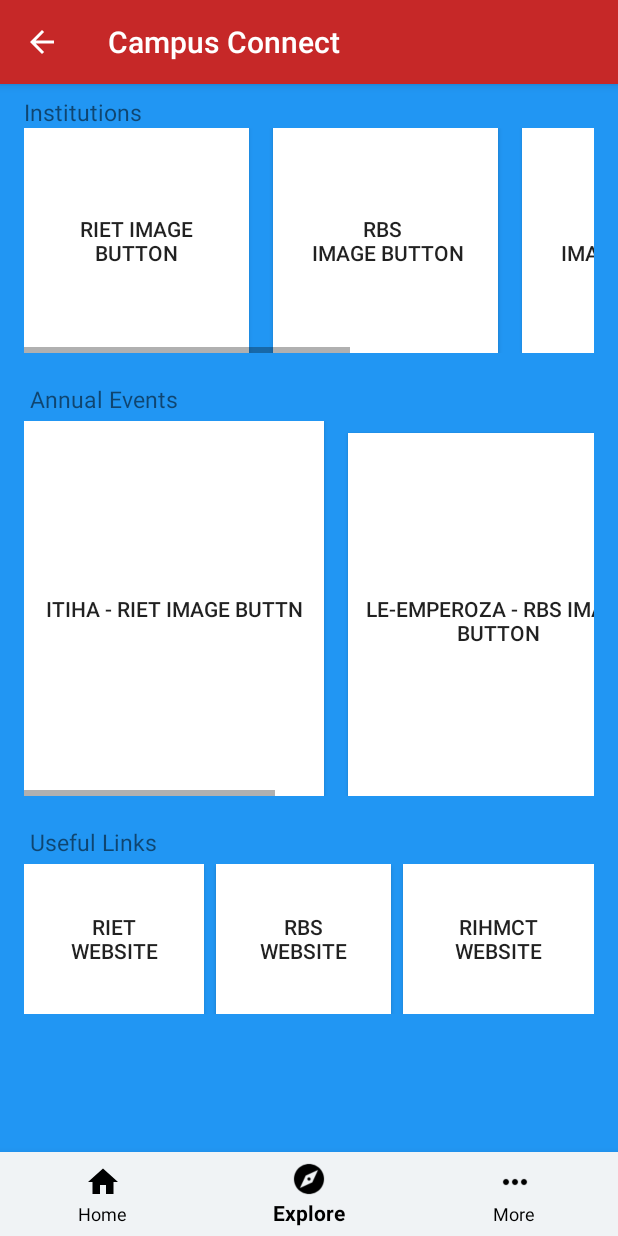
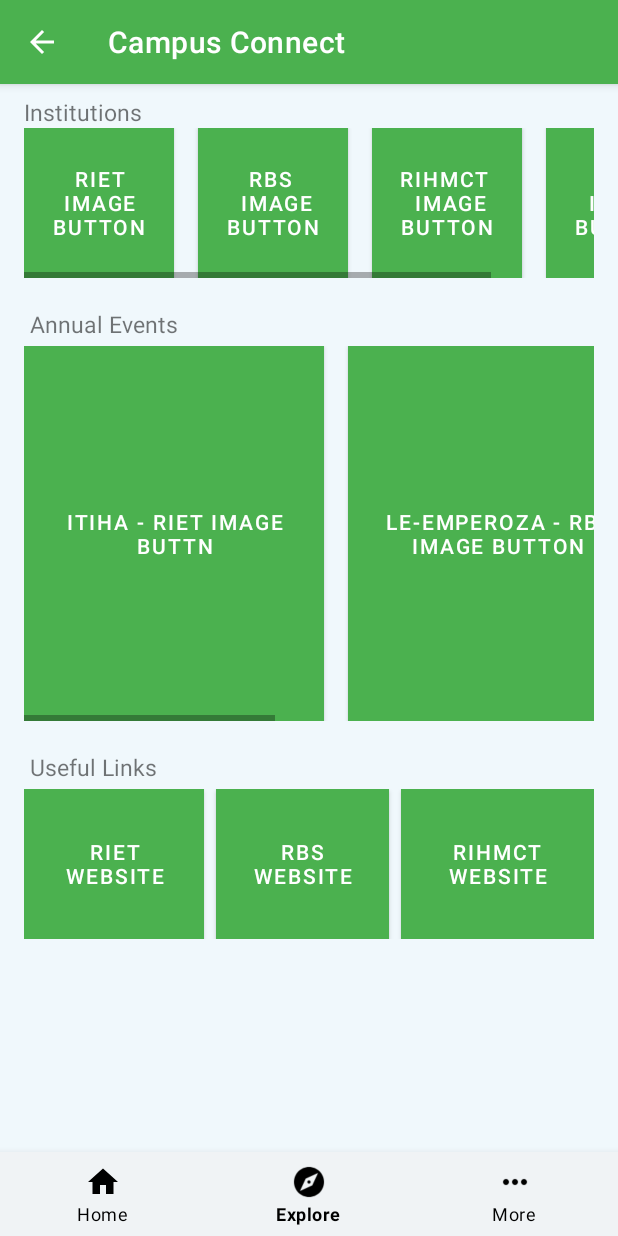
Before and after one commit to Abhishek-S-Lal/RIET-Campus-Connect, an Android app: the VisitorActivity screen opened directly, with no data from a screen before it, item 2 of the bottom bar chosen, on a phone screen of 412 x 824 dp. Run offline under Robolectric (Android 15) with nearby library versions, the phone set to English and light mode, and no system bars.

Commit message:
Third commit

```diff
--- a/app/src/main/java/com/abhishekslal/android/campusconnect/visitor/MainActivity.java
+++ b/app/src/main/java/com/abhishekslal/android/campusconnect/common/MainActivity.java
@@ -1,4 +1,4 @@
-package com.abhishekslal.android.campusconnect.visitor;
+package com.abhishekslal.android.campusconnect.common;
 
 import android.content.Intent;
 import android.os.Bundle;
@@ -9,6 +9,7 @@ import androidx.appcompat.app.AppCompatActivity;
 
 import com.abhishekslal.android.campusconnect.R;
 import com.abhishekslal.android.campusconnect.student.StudentLogin;
+import com.abhishekslal.android.campusconnect.visitor.VisitorActivity;
 
 public class MainActivity extends AppCompatActivity {
 
@@ -22,7 +23,7 @@ public class MainActivity extends AppCompatActivity {
         Visitbutton.setOnClickListener( new View.OnClickListener() {
             @Override
             public void onClick(View view) {
-                Intent intent=new Intent(MainActivity.this,VisitorActivity.class);
+                Intent intent = new Intent(MainActivity.this, VisitorActivity.class);
                 startActivity(intent);
             }
         });
--- /dev/null
+++ b/app/src/main/res/drawable/background_splashsreen.xml
@@ -0,0 +1,13 @@
+<?xml version="1.0" encoding="utf-8"?>
+<layer-list xmlns:android="http://schemas.android.com/apk/res/android">
+
+    <item android:drawable="@color/colorWhite" />
+
+    <item>
+        <bitmap
+            android:gravity="center"
+            android:src="@drawable/riet_logo" />
+    </item>
+
+
+</layer-list>
--- a/app/src/main/res/layout/activity_main.xml
+++ b/app/src/main/res/layout/activity_main.xml
@@ -4,7 +4,7 @@
     android:orientation="vertical"
     android:layout_width="match_parent"
     android:layout_height="match_parent"
-    tools:context=".visitor.MainActivity"
+    tools:context=".common.MainActivity"
     android:background="#00BCD4">
 
     <TextView
@@ -86,7 +86,7 @@
         android:layout_height="0dp"
         android:layout_weight="1"
         android:scaleType="centerCrop"
-        android:contentDescription="cover pic"
+        android:contentDescription="@string/app_name"
         android:src="@drawable/rietpic" />
 
     <TextView
--- a/app/src/main/res/layout/activity_visitor.xml
+++ b/app/src/main/res/layout/activity_visitor.xml
@@ -28,6 +28,6 @@
         app:layout_constraintBottom_toBottomOf="parent"
         app:layout_constraintLeft_toLeftOf="parent"
         app:layout_constraintRight_toRightOf="parent"
-        app:menu="@menu/bottom_nav_menu" />
+        app:menu="@menu/visitor_bottom_nav_menu" />
 
 </androidx.constraintlayout.widget.ConstraintLayout>
--- a/app/src/main/res/layout/fragment_visitor_explore.xml
+++ b/app/src/main/res/layout/fragment_visitor_explore.xml
@@ -11,7 +11,7 @@
     android:paddingLeft="16dp"
     android:paddingBottom="16dp"
     tools:context=".visitor.VisitorExploreFragment"
-    android:background="#2196F3">
+    android:background="@color/colorVisitorBackground">
 
     <LinearLayout
         android:layout_width="match_parent"
@@ -35,8 +35,8 @@
                 android:orientation="horizontal">
 
                 <Button
-                    android:layout_width="150dp"
-                    android:layout_height="150dp"
+                    android:layout_width="100dp"
+                    android:layout_height="100dp"
                     android:layout_marginRight="16dp"
                     android:background="#fff"
                     android:padding="8dp"
@@ -45,8 +45,8 @@
                     android:text="RIET image button" />
 
                 <Button
-                    android:layout_width="150dp"
-                    android:layout_height="150dp"
+                    android:layout_width="100dp"
+                    android:layout_height="100dp"
                     android:layout_marginRight="16dp"
                     android:background="#fff"
                     android:padding="8dp"
@@ -54,8 +54,8 @@
                     android:text="RBS \n Image Button" />
 
                 <Button
-                    android:layout_width="150dp"
-                    android:layout_height="150dp"
+                    android:layout_width="100dp"
+                    android:layout_height="100dp"
                     android:layout_marginRight="16dp"
                     android:background="#fff"
                     android:padding="8dp"
@@ -63,8 +63,8 @@
                     android:text="RIHMCT \n Image Button"  />
 
                 <Button
-                    android:layout_width="150dp"
-                    android:layout_height="150dp"
+                    android:layout_width="100dp"
+                    android:layout_height="100dp"
                     android:layout_marginRight="16dp"
                     android:background="#fff"
                     android:padding="8dp"
--- a/app/src/main/res/layout/fragment_visitor_home.xml
+++ b/app/src/main/res/layout/fragment_visitor_home.xml
@@ -10,7 +10,7 @@
     android:paddingLeft="16dp"
     android:paddingBottom="16dp"
     android:orientation="vertical"
-    android:background="#00BCD4"
+    android:background="@color/colorVisitorBackground"
     tools:context=".visitor.VisitorExploreFragment">
 
 
--- a/app/src/main/res/layout/fragment_visitor_more.xml
+++ b/app/src/main/res/layout/fragment_visitor_more.xml
@@ -3,7 +3,7 @@
     xmlns:tools="http://schemas.android.com/tools"
     android:layout_width="match_parent"
     android:layout_height="match_parent"
-    android:background="#00BCD4"
+    android:background="@color/colorVisitorBackground"
     android:orientation="vertical"
     android:layout_marginBottom="56dp"
     android:layout_marginTop="60dp"
--- a/app/src/main/res/values/colors.xml
+++ b/app/src/main/res/values/colors.xml
@@ -1,9 +1,16 @@
 <?xml version="1.0" encoding="utf-8"?>
 <resources>
-    <color name="colorPrimary">#C62828</color>
-    <color name="colorPrimaryDark">#901E1E</color>
-    <color name="colorAccent">#F63434</color>
+    <color name="colorPrimary">#4BB14F</color>
+    <color name="colorPrimaryDark">#3B7E3D</color>
+    <color name="colorPrimaryLight">#DCEDC8</color>
+    <color name="colorAccent">#99DD9C</color>
     <color name="colorWhite">#FFFFFF</color>
     <color name="colorBackground">#C6000000</color>
     <color name="colorTextHint">#BDBDBD</color>
+    <color name="colorPrimaryText">#212121</color>
+    <color name="colorGreen">#32CD32</color>
+    <color name="colorSecondaryText">#757575</color>
+    <color name="colorIcons">#212121</color>
+    <color name="colorDivider">#BDBDBD</color>
+    <color name="colorVisitorBackground">#F0F8FC</color>
 </resources>
--- a/app/src/main/res/values/dimens.xml
+++ b/app/src/main/res/values/dimens.xml
@@ -7,4 +7,8 @@
     <dimen name="appbar_padding">16dp</dimen>
     <dimen name="fab_margin">16dp</dimen>
     <dimen name="appbar_padding_top">8dp</dimen>
+
+    <!-- Default screen margins, per the Android Design guidelines. -->
+    <dimen name="nav_header_vertical_spacing">16dp</dimen>
+    <dimen name="nav_header_height">160dp</dimen>
 </resources>
--- a/app/src/main/res/values/styles.xml
+++ b/app/src/main/res/values/styles.xml
@@ -1,7 +1,7 @@
 <resources>
 
     <!-- Base application theme. -->
-    <style name="AppTheme" parent="Theme.AppCompat.Light.DarkActionBar">
+    <style name="AppTheme" parent="Theme.MaterialComponents.Light.DarkActionBar">
         <!-- Customize your theme here. -->
         <item name="colorPrimary">@color/colorPrimary</item>
         <item name="colorPrimaryDark">@color/colorPrimaryDark</item>
@@ -26,4 +26,8 @@
 
     <style name="AppTheme.PopupOverlay" parent="ThemeOverlay.AppCompat.Light" />
 
+    <style name="SplashScreen" parent="Theme.AppCompat.Light.NoActionBar">
+        <item name="android:windowBackground">@drawable/background_splashsreen</item>
+
+    </style>
 </resources>
```
Also changed, not shown: app/build.gradle (+11 -0 lines), app/src/main/AndroidManifest.xml (+11 -4 lines), app/src/main/java/com/abhishekslal/android/campusconnect/common/SplashScreen.java (added, +28 -0 lines), app/src/main/java/com/abhishekslal/android/campusconnect/student/StudentMainActivity.java (+13 -0 lines), app/src/main/res/drawable/ic_nav_drawer.xml (added, +10 -0 lines), app/src/main/res/layout/activity_student_main_app_bar.xml (renamed from app/src/main/res/layout/activity_student_main.xml, +27 -18 lines), app/src/main/res/values/strings.xml (+7 -0 lines), app/src/main/res/menu/visitor_bottom_nav_menu.xml (renamed from app/src/main/res/menu/bottom_nav_menu.xml).
